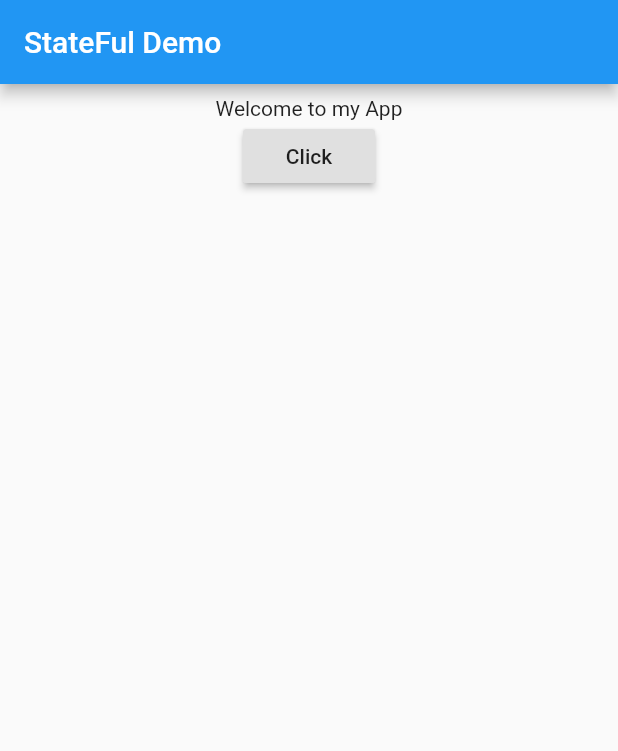
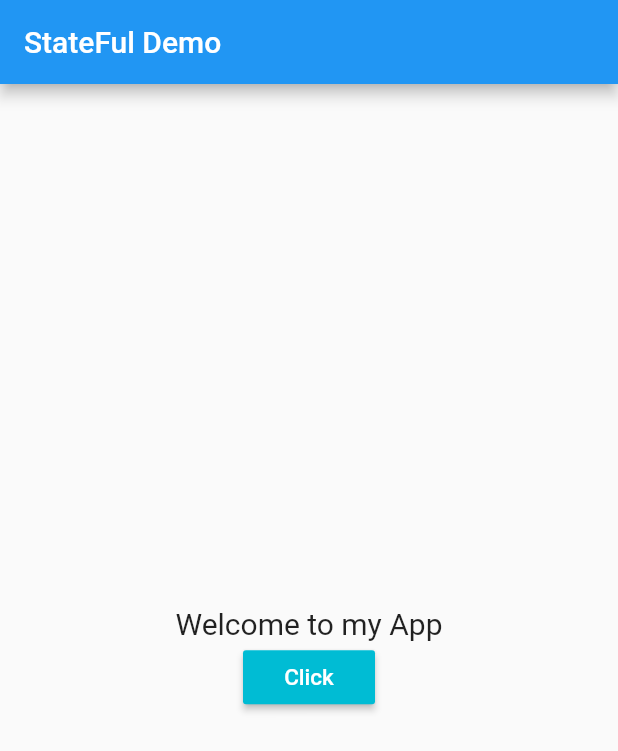
Before and after one commit to deepakverma4/helloFlutter, a Flutter app: the screen it shows after launch, after a tap on "Click", on a phone screen of 412 x 824 dp. Shown: the top 751 px of the screen. Run offline on Flutter 3.47's test engine with Material 2 defaults, Android fonts, the phone set to English and light mode, and no system bars.

Commit message:
added some styling

```diff
--- a/lib/main.dart
+++ b/lib/main.dart
@@ -39,11 +39,18 @@ String myText = "Hello World!";
       padding: const EdgeInsets.all(8.0),
       child: new Center(
         child: new Column(
+          mainAxisAlignment: MainAxisAlignment.center,
           children: <Widget>[
-            new Text(myText),
+            new Text(myText, style: new TextStyle(
+              fontSize: 20.0
+            )),
             new RaisedButton(
-              child: new Text("Click"),
+              child: new Text("Click", style: new TextStyle(
+                color: Colors.white,
+                fontSize: 15.0
+                )),
               onPressed: _onButtonPress,
+              color: Colors.cyan
             )
           ],
         ),
```
